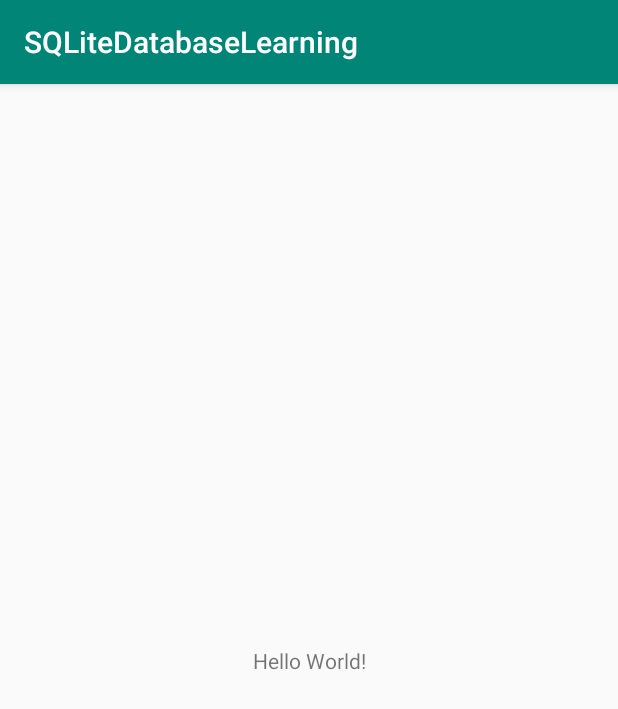
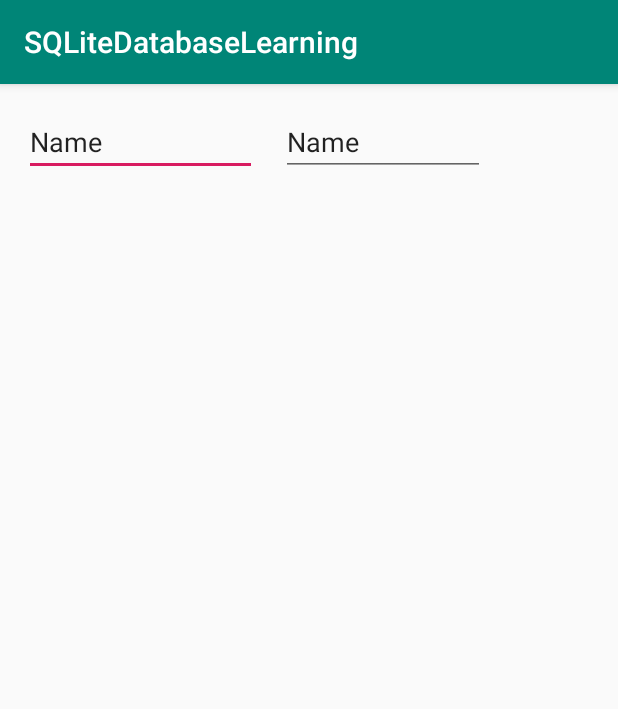
Before and after one commit to MikeGemini/SQLiteDatabaseLearning, an Android app: the screen it shows after launch (MainActivity), on a phone screen of 412 x 824 dp. Shown: the top 709 px of the screen. Run offline under Robolectric (Android 15) with nearby library versions, the phone set to English and light mode, and no system bars.

Commit message:
Editing the main layout

```diff
--- a/app/src/main/java/com/mba_soft/sqlitedatabaselearning/MainActivity.java
+++ b/app/src/main/java/com/mba_soft/sqlitedatabaselearning/MainActivity.java
@@ -1,7 +1,6 @@
 package com.mba_soft.sqlitedatabaselearning;
 
 import android.os.Bundle;
-import android.util.Log;
 
 import androidx.appcompat.app.AppCompatActivity;
 
@@ -11,7 +10,5 @@ public class MainActivity extends AppCompatActivity {
     protected void onCreate(Bundle savedInstanceState) {
         super.onCreate(savedInstanceState);
         setContentView(R.layout.activity_main);
-
-        Log.d("Hello", "Hello");
     }
 }
--- a/app/src/main/res/layout/activity_main.xml
+++ b/app/src/main/res/layout/activity_main.xml
@@ -6,13 +6,27 @@
     android:layout_height="match_parent"
     tools:context=".MainActivity">
 
-    <TextView
-        android:layout_width="wrap_content"
-        android:layout_height="wrap_content"
-        android:text="Hello World!"
-        app:layout_constraintBottom_toBottomOf="parent"
-        app:layout_constraintLeft_toLeftOf="parent"
-        app:layout_constraintRight_toRightOf="parent"
+    <EditText
+        android:id="@+id/etName"
+        android:layout_width="155dp"
+        android:layout_height="45dp"
+        android:layout_marginStart="16dp"
+        android:layout_marginTop="16dp"
+        android:ems="10"
+        android:inputType="textPersonName"
+        android:text="@string/etNameHint"
+        app:layout_constraintStart_toStartOf="parent"
         app:layout_constraintTop_toTopOf="parent" />
 
+    <EditText
+        android:id="@+id/etEmail"
+        android:layout_width="136dp"
+        android:layout_height="45dp"
+        android:layout_marginStart="16dp"
+        android:layout_marginTop="16dp"
+        android:ems="10"
+        android:inputType="textPersonName"
+        android:text="@string/etNameHint"
+        app:layout_constraintStart_toEndOf="@+id/etName"
+        app:layout_constraintTop_toTopOf="parent" />
 </androidx.constraintlayout.widget.ConstraintLayout>
--- a/app/src/main/res/values/strings.xml
+++ b/app/src/main/res/values/strings.xml
@@ -1,3 +1,5 @@
 <resources>
     <string name="app_name">SQLiteDatabaseLearning</string>
+    <string name="etNameHint">Name</string>
+    <string name="etEmailHint">Name</string>
 </resources>
```
